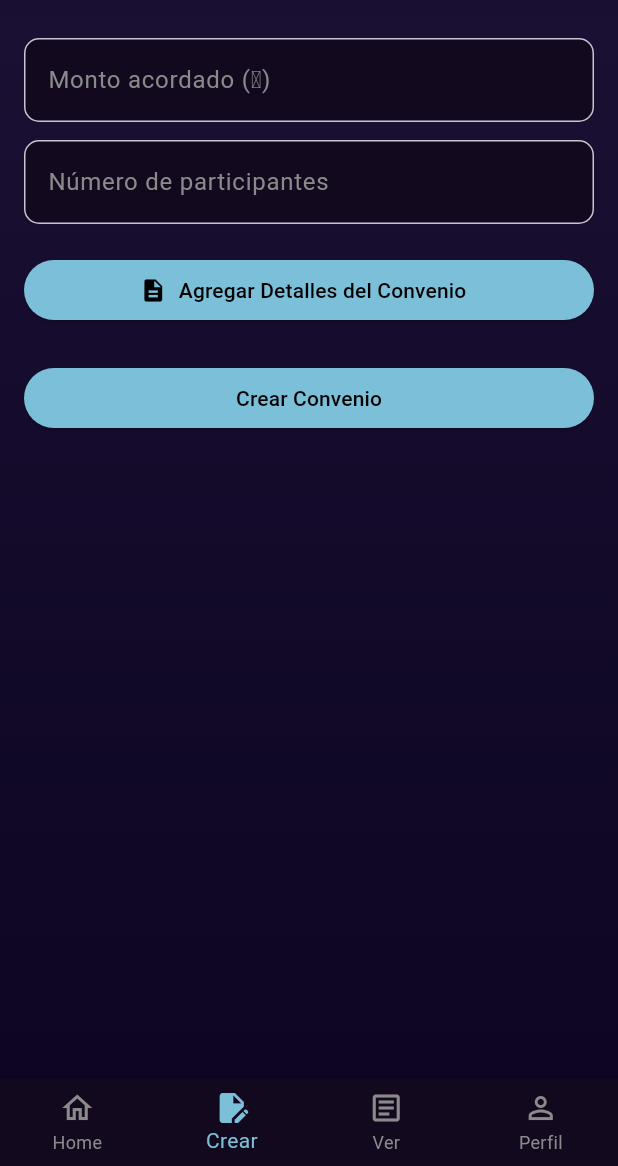
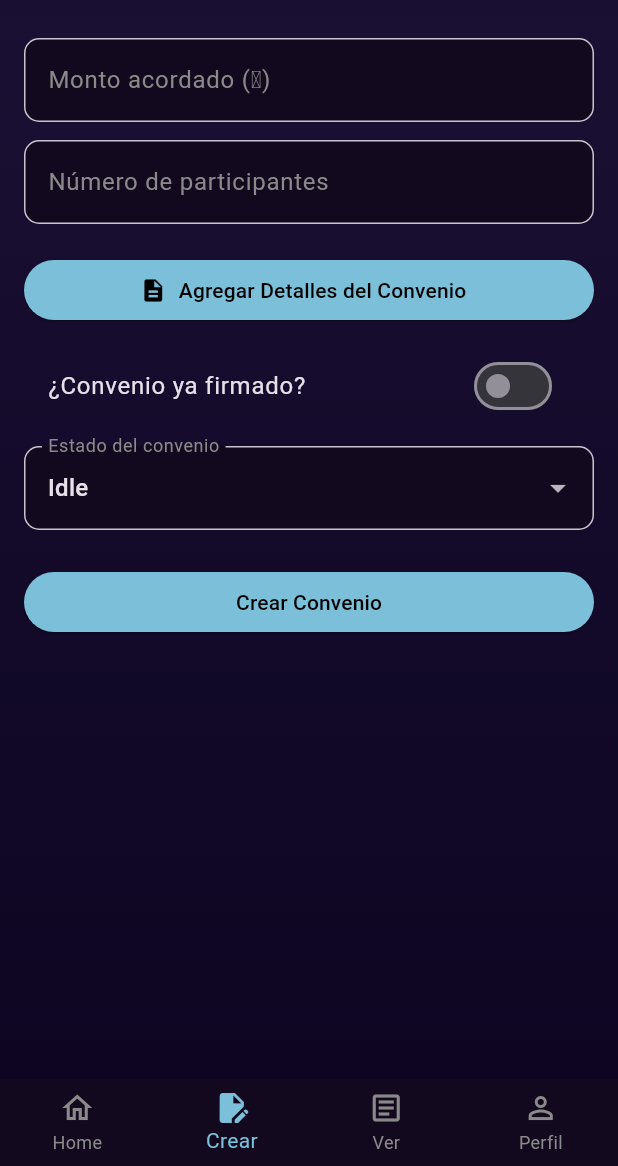
Before and after one commit to JairoProyects/Convenition-on-chain, a Flutter app: the screen it shows after launch, item 2 of the bottom bar chosen, on a phone screen of 412 x 824 dp, the part 70-1236 px from its top. Run offline on Flutter 3.47's test engine with Material 3 defaults, Android fonts, the phone set to English and light mode, and no system bars; missing offline and left inert: starknet, starknet_provider; network calls fail.

Commit message:
Actualización de models y service

```diff
--- a/convenition_app/lib/agreements/domains/convenio_model.dart
+++ b/convenition_app/lib/agreements/domains/convenio_model.dart
@@ -1,15 +1,18 @@
 class Convenio {
-  final String id;
-  final DateTime timestamp;
-  final double monto;
-  final bool firmado;
-  final int participantes;
-  final String hash;
+  final String id;                    // ID off-chain o on-chain
+  final DateTime timestamp;          // Fecha de creación (off-chain)
+  final double monto;                // Valor económico acordado
+  final bool firmado;                // Estado off-chain (deprecated, usar status)
+  final int participantes;           // Cantidad de firmantes
+  final String hash;                 // Hash del contenido (on-chain reference)
 
-  // Nuevos campos necesarios:
-  final String descripcion;
-  final String condiciones;
-  final DateTime vencimiento;
+  final String descripcion;          // Breve descripción (title)
+  final String condiciones;          // Contenido detallado (content)
+  final DateTime vencimiento;        // Expiración (expiration en Cairo)
+
+  // Nuevos campos alineados con Cairo/backend
+  final List<String> firmas;         // Firmas on-chain
+  final String estado;               // Estado: Idle, SignedByOne, Completed
 
   Convenio({
     required this.id,
@@ -21,5 +24,40 @@ class Convenio {
     required this.descripcion,
     required this.condiciones,
     required this.vencimiento,
+    required this.firmas,
+    required this.estado,
   });
+
+  // Método auxiliar si luego conectas con backend
+  factory Convenio.fromJson(Map<String, dynamic> json) {
+    return Convenio(
+      id: json['id'],
+      timestamp: DateTime.parse(json['timestamp']),
+      monto: json['monto'].toDouble(),
+      firmado: json['firmado'],
+      participantes: json['participantes'],
+      hash: json['hash'],
+      descripcion: json['descripcion'],
+      condiciones: json['condiciones'],
+      vencimiento: DateTime.parse(json['vencimiento']),
+      firmas: List<String>.from(json['firmas'] ?? []),
+      estado: json['estado'] ?? 'Idle',
+    );
+  }
+
+  Map<String, dynamic> toJson() {
+    return {
+      'id': id,
+      'timestamp': timestamp.toIso8601String(),
+      'monto': monto,
+      'firmado': firmado,
+      'participantes': participantes,
+      'hash': hash,
+      'descripcion': descripcion,
+      'condiciones': condiciones,
+      'vencimiento': vencimiento.toIso8601String(),
+      'firmas': firmas,
+      'estado': estado,
+    };
+  }
 }
--- a/convenition_app/lib/agreements/presentation/create_agreement_page.dart
+++ b/convenition_app/lib/agreements/presentation/create_agreement_page.dart
@@ -5,11 +5,12 @@ import 'agreement_details_page.dart';
 import '../../shared/util/validators.dart';
 import '../../shared/util/notifications.dart';
 import '../../shared/theme/app_colors.dart';
-import '../../shared/theme/app_text_styles.dart';
 import '../../home/custom_app_bar.dart';
+import '../services/starknet_service.dart';
+import 'package:starknet/starknet.dart';
 
 class CreateAgreementPage extends StatefulWidget {
-  const CreateAgreementPage({Key? key}) : super(key: key);
+  const CreateAgreementPage({super.key});
 
   @override
   State<CreateAgreementPage> createState() => _CreateAgreementPageState();
@@ -23,6 +24,25 @@ class _CreateAgreementPageState extends State<CreateAgreementPage> {
   String? _descripcion;
   String? _condiciones;
   DateTime? _fechaVencimiento;
+  bool _firmado = false;
+  String _estado = 'Idle';
+  final List<String> _firmas = [];
+
+  late StarknetService starknetService;
+
+  @override
+  void initState() {
+    super.initState();
+    final account = getAccount(
+      accountAddress: Felt.fromHexString(
+        "0x07fae9932307e3f44cc3523e1f50979cc89ed7928f41b5a2d4c9cf648100d0d5",
+      ),
+      privateKey: Felt.fromHexString(
+        "0x05757c5161e7313276902aabf5cc0a89fd67e4b8ab4d270818ce2f228aa9f2f8",
+      ),
+    );
+    starknetService = StarknetService(account);
+  }
 
   void _abrirDetalles() async {
     await Navigator.push(
@@ -45,7 +65,7 @@ class _CreateAgreementPageState extends State<CreateAgreementPage> {
     );
   }
 
-  void _submitForm() {
+  void _submitForm() async {
     if (_formKey.currentState!.validate() &&
         _descripcion != null &&
         _fechaVencimiento != null) {
@@ -53,15 +73,36 @@ class _CreateAgreementPageState extends State<CreateAgreementPage> {
         id: const Uuid().v4(),
         timestamp: DateTime.now(),
         monto: double.parse(_montoController.text),
-        firmado: false,
+        firmado: _firmado,
         participantes: int.parse(_participantesController.text),
         hash: "0x${DateTime.now().millisecondsSinceEpoch.toRadixString(16)}",
         descripcion: _descripcion!,
         condiciones: _condiciones ?? '',
         vencimiento: _fechaVencimiento!,
+        firmas: _firmas,
+        estado: _estado,
       );
 
-      showSwapModal(context, () {
+      showConfirmationModal(
+        context,
+        message: "Enviando convenio a la blockchain...",
+      );
+
+      try {
+        final txHash = await starknetService.createConvenio(
+          descripcion: convenio.descripcion,
+          condiciones: convenio.condiciones,
+          vencimiento: convenio.vencimiento,
+        );
+
+        Navigator.pop(context);
+
+        showConfirmationModal(
+          context,
+          message:
+              "Convenio creado exitosamente.\\nTx Hash: \${txHash.toHexString()}",
+        );
+
         _formKey.currentState!.reset();
         _montoController.clear();
         _participantesController.clear();
@@ -69,15 +110,20 @@ class _CreateAgreementPageState extends State<CreateAgreementPage> {
           _descripcion = null;
           _condiciones = null;
           _fechaVencimiento = null;
+          _firmado = false;
+          _estado = 'Idle';
+          _firmas.clear();
         });
-      });
+      } catch (e) {
+        Navigator.pop(context);
+        showConfirmationModal(
+          context,
+          message: "Error al crear convenio:\\n\${e.toString()}",
+          buttonText: "Cerrar",
+        );
 
-      // Mostrar modal de éxito después del swap
-      /* showConfirmationModal(
-        context,
-        message:
-            "Convenio creado exitosamente y listo para enviarse a la blockchain.",
-      ); */
+        print(e.toString());
+      }
     } else {
       showConfirmationModal(
         context,
@@ -152,6 +198,41 @@ class _CreateAgreementPageState extends State<CreateAgreementPage> {
                           : "Agregar Detalles del Convenio",
                     ),
                   ),
+                  const SizedBox(height: 12),
+                  SwitchListTile(
+                    title: const Text("¿Convenio ya firmado?"),
+                    value: _firmado,
+                    onChanged: (value) {
+                      setState(() {
+                        _firmado = value;
+                      });
+                    },
+                  ),
+                  const SizedBox(height: 12),
+                  DropdownButtonFormField<String>(
+                    decoration: const InputDecoration(
+                      labelText: "Estado del convenio",
+                    ),
+                    value: _estado,
+                    onChanged: (value) {
+                      if (value != null) {
+                        setState(() {
+                          _estado = value;
+                        });
+                      }
+                    },
+                    items: const [
+                      DropdownMenuItem(value: 'Idle', child: Text('Idle')),
+                      DropdownMenuItem(
+                        value: 'SignedByOne',
+                        child: Text('Firmado por uno'),
+                      ),
+                      DropdownMenuItem(
+                        value: 'Completed',
+                        child: Text('Completado'),
+                      ),
+                    ],
+                  ),
                   const SizedBox(height: 24),
                   ElevatedButton(
                     onPressed: _submitForm,
--- a/convenition_app/lib/agreements/presentation/profile/profile_page.dart
+++ b/convenition_app/lib/agreements/presentation/profile/profile_page.dart
@@ -3,7 +3,7 @@ import '../../../shared/theme/app_colors.dart';
 import '../../../shared/theme/app_text_styles.dart';
 
 class ProfilePage extends StatelessWidget {
-  const ProfilePage({Key? key}) : super(key: key);
+  const ProfilePage({super.key});
 
   @override
   Widget build(BuildContext context) {
--- a/convenition_app/lib/agreements/presentation/view_agreement_page.dart
+++ b/convenition_app/lib/agreements/presentation/view_agreement_page.dart
@@ -4,7 +4,7 @@ import '../../shared/theme/app_text_styles.dart';
 import '../../home/custom_app_bar.dart';
 
 class ViewAgreementPage extends StatelessWidget {
-  const ViewAgreementPage({Key? key}) : super(key: key);
+  const ViewAgreementPage({super.key});
 
   @override
   Widget build(BuildContext context) {
--- a/convenition_app/lib/home/custom_app_bar.dart
+++ b/convenition_app/lib/home/custom_app_bar.dart
@@ -7,13 +7,13 @@ class CustomAppBar extends StatelessWidget {
   final Function(String)? onSearchChanged;
 
   const CustomAppBar({
-    Key? key,
+    super.key,
     this.onSearchChanged,
-  }) : super(key: key);
+  });
 
   @override
   Widget build(BuildContext context) {
-    final TextEditingController _controller = TextEditingController();
+    final TextEditingController controller = TextEditingController();
 
     return Row(
       children: [
@@ -41,7 +41,7 @@ class CustomAppBar extends StatelessWidget {
                 const SizedBox(width: 8),
                 Expanded(
                   child: TextField(
-                    controller: _controller,
+                    controller: controller,
                     onChanged: onSearchChanged,
                     style: AppTextStyles.body,
                     decoration: const InputDecoration(
--- a/convenition_app/lib/main.dart
+++ b/convenition_app/lib/main.dart
@@ -35,7 +35,6 @@
         colorScheme: const ColorScheme.dark().copyWith(
           primary: AppColors.accentBlue,
           onPrimary: AppColors.textPrimary,
-          onBackground: AppColors.textPrimary,
           onSurface: AppColors.textPrimary,
         ),
       ),
--- /dev/null
+++ b/convenition_app/lib/shared/starknet/function_call.dart
@@ -0,0 +1,21 @@
+import 'package:starknet/starknet.dart';
+
+class FunctionCall {
+  final Felt contractAddress;
+  final String entrypoint;
+  final List<Felt> calldata;
+
+  const FunctionCall({
+    required this.contractAddress,
+    required this.entrypoint,
+    required this.calldata,
+  });
+
+  Map<String, dynamic> toJson() {
+    return {
+      'contractAddress': contractAddress.toHexString(),
+      'entrypoint': entrypoint,
+      'calldata': calldata.map((f) => f.toHexString()).toList(),
+    };
+  }
+}
--- a/convenition_app/lib/shared/util/advanced_slide_to_swap.dart
+++ b/convenition_app/lib/shared/util/advanced_slide_to_swap.dart
@@ -7,8 +7,7 @@ import '../../shared/theme/app_colors.dart';
 class AdvancedSlideToSwap extends StatefulWidget {
   final VoidCallback onSwapCompleted;
 
-  const AdvancedSlideToSwap({Key? key, required this.onSwapCompleted})
-      : super(key: key);
+  const AdvancedSlideToSwap({super.key, required this.onSwapCompleted});
 
   @override
   State<AdvancedSlideToSwap> createState() => _AdvancedSlideToSwapState();
--- a/convenition_app/pubspec.yaml
+++ b/convenition_app/pubspec.yaml
@@ -42,6 +42,10 @@ dependencies:
   fluttertoast: ^8.2.4
 
   starknet: ^0.1.2+1
+
+  crypto: ^3.0.0
+
+  flutter_svg: ^2.0.7
 
 dev_dependencies:
   flutter_test:
```
Also changed, not shown: convenition_app/lib/agreements/presentation/agreement_details_page.dart (+3 -4 lines), convenition_app/lib/agreements/services/starknet_service.dart (added, +63 -0 lines), convenition_app/lib/home/home_page.dart (+2 -24 lines), convenition_app/pubspec.lock.
